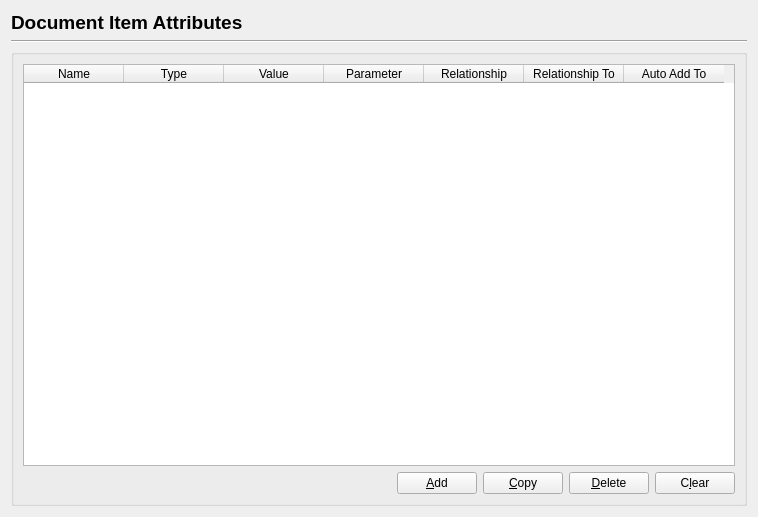
Before: the Qt Designer form scribus/ui/prefs_documentitemattributesbase.ui in scribusproject/scribus, drawn with Qt 5.
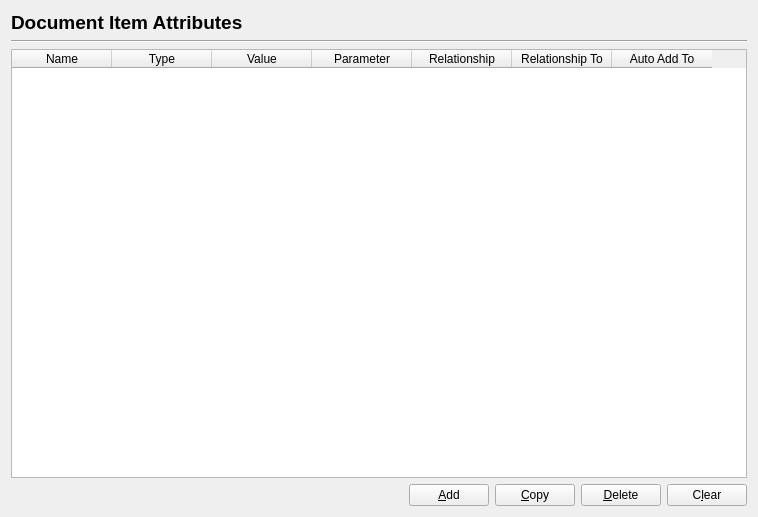
After: the same form once the commit is applied. Custom widgets are drawn as their Qt base class.

Commit message: #16364: Remove empty groupbox from doc item attributes preferences

The edit to the form file:
```diff
--- a/scribus/ui/prefs_documentitemattributesbase.ui
+++ b/scribus/ui/prefs_documentitemattributesbase.ui
@@ -36,12 +36,6 @@
     </widget>
    </item>
    <item>
-    <widget class="QGroupBox" name="attributesGroupBox">
-     <property name="title">
-      <string/>
-     </property>
-     <layout class="QVBoxLayout">
-      <item>
        <widget class="ScTableWidget" name="attributesTable">
         <column>
          <property name="text">
@@ -139,9 +133,6 @@
          </widget>
         </item>
        </layout>
-      </item>
-     </layout>
-    </widget>
    </item>
   </layout>
  </widget>
```
Lines whose indentation alone changed are shown as unchanged.
